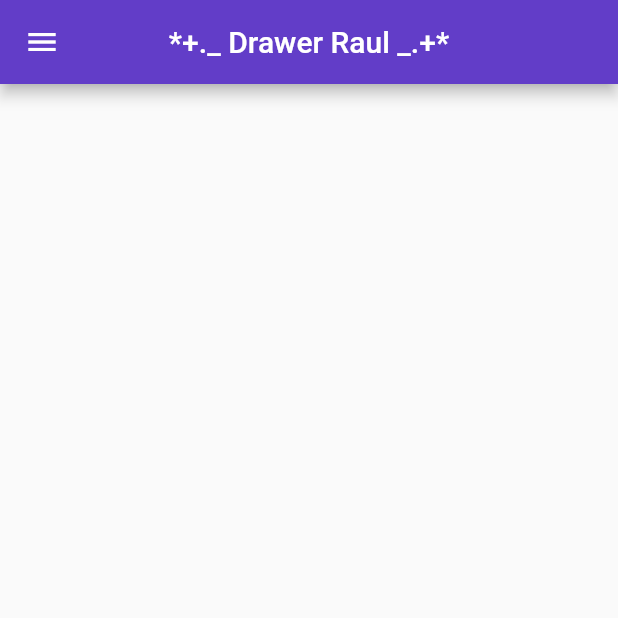
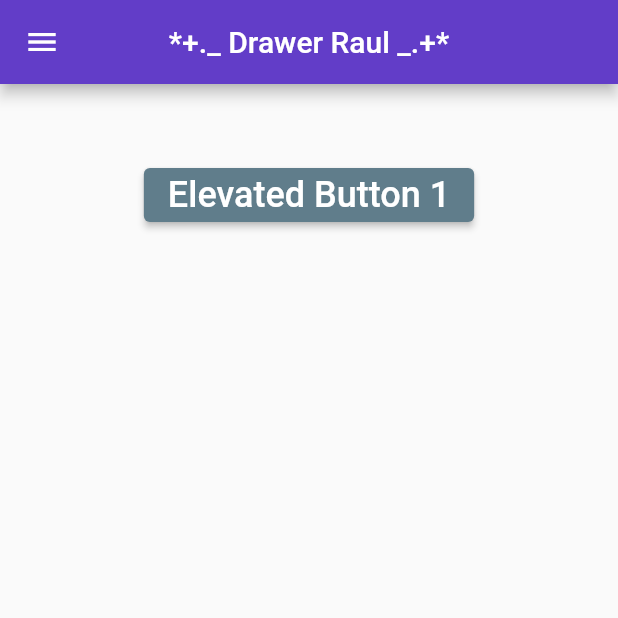
Before and after one commit to DelgadoRaulJahziel/Drawer_p_4, a Flutter app: the screen it shows after launch, on a phone screen of 412 x 824 dp, the top half of it. Run offline on Flutter 3.47's test engine with Material 2 defaults, Android fonts, the phone set to English and light mode, and no system bars.

```diff
--- a/lib/main.dart
+++ b/lib/main.dart
@@ -4,12 +4,11 @@ void main() => runApp(MyApp());
 
 class MyApp extends StatelessWidget {
   const MyApp({super.key});
-  static const String _title = 'Drawer Radical sisis';
+
   // This widget is the root of your application.
   @override
   Widget build(BuildContext context) {
     return MaterialApp(
-      title: _title,
       theme: ThemeData(
         primarySwatch: Colors.blueGrey,
       ),
@@ -18,6 +17,8 @@ class MyApp extends StatelessWidget {
     );
   }
 }
+
+final GlobalKey<ScaffoldState> _key = GlobalKey(); // Create a key
 
 class MyHomePage extends StatefulWidget {
   const MyHomePage({super.key});
@@ -30,6 +31,7 @@ class _MyHomePageState extends State<MyHomePage> {
   @override
   Widget build(BuildContext context) {
     return Scaffold(
+        key: _key,
         appBar: AppBar(
           centerTitle: true,
           title: Text('*+._ Drawer Raul _.+*'),
@@ -102,7 +104,22 @@ class _MyHomePageState extends State<MyHomePage> {
             ],
           ),
         ),
-      body: Center(),
-    );
+        body: Center(
+            child: Column(
+          children: [
+            SizedBox(
+              height: 50,
+            ),
+            ElevatedButton(
+              onPressed: () {
+                _key.currentState!.openDrawer(); //<-- SEE HERE
+              },
+              child: const Text(
+                'Elevated Button 1',
+                style: TextStyle(fontSize: 24),
+              ),
+            ),
+          ],
+        )));
   }
 }
```
Lines whose indentation alone changed are shown as unchanged.
